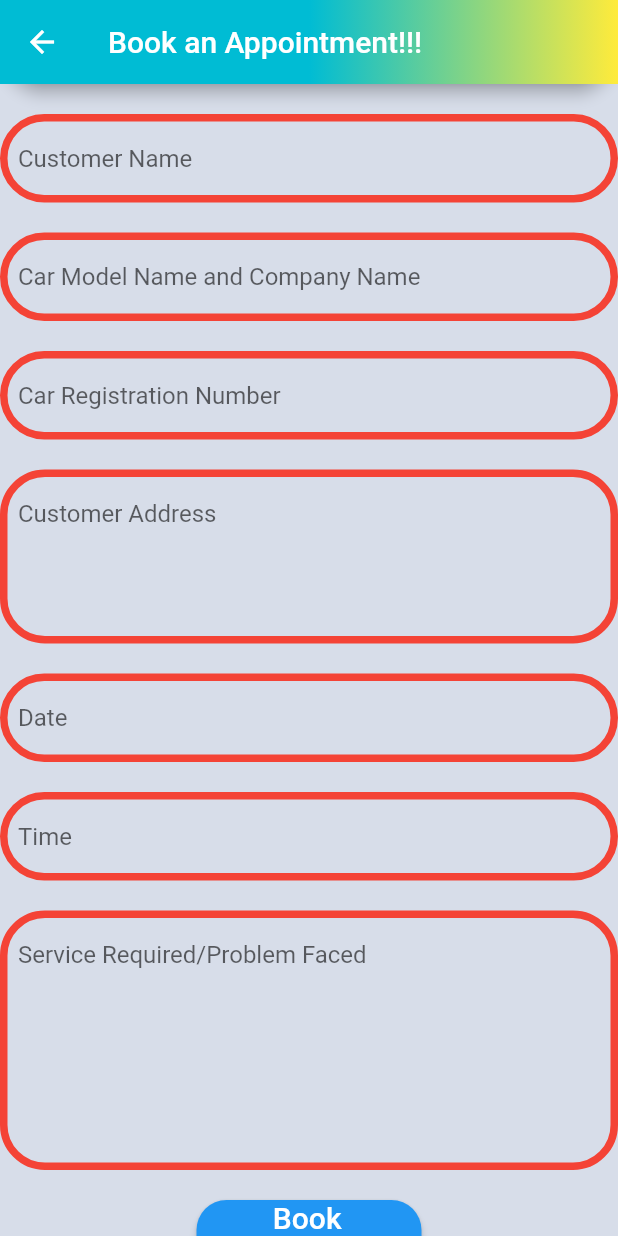
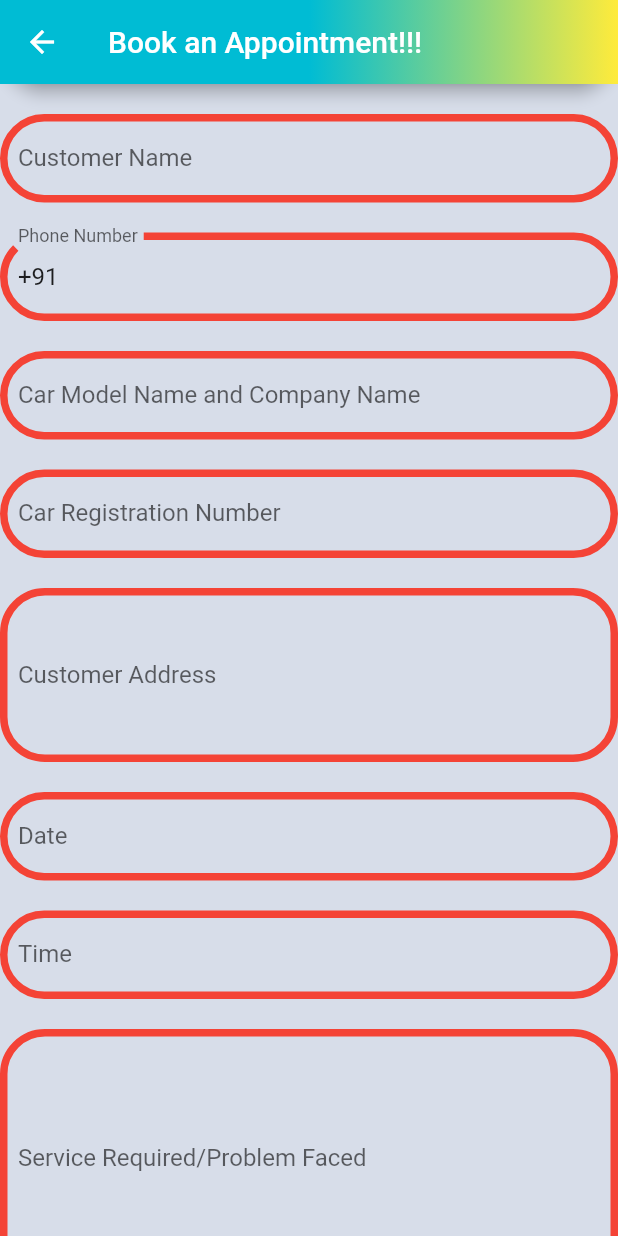
Before and after one commit to JiveshDhakate/firebase_database, a Flutter app: the HomePage screen opened directly, after a tap on the "add" icon, on a phone screen of 412 x 824 dp. Run offline on Flutter 3.47's test engine with Material 2 defaults, Android fonts, the phone set to English and light mode, and no system bars; our stand-ins replace cloud_firestore, firebase_core; accounts and stored records are empty; network calls fail.

Commit message:
Version 2.0

```diff
--- a/lib/add_contents.dart
+++ b/lib/add_contents.dart
@@ -14,6 +14,7 @@ class _AddContentsState extends State<AddContents> {
   final TextEditingController _serviceDetailsController = TextEditingController();
   final TextEditingController _inTimeController = TextEditingController();
   final TextEditingController _dateController = TextEditingController();
+  final TextEditingController _phoneController = TextEditingController(text: "+91");
 
   var name = "";
   var department = "";
@@ -22,6 +23,7 @@ class _AddContentsState extends State<AddContents> {
   var address = "";
   var inTime = "";
   var date = "";
+  var phoneNumber="";
   @override
   final _formKey = GlobalKey<FormState>();
   Widget build(BuildContext context) {
@@ -63,7 +65,33 @@ class _AddContentsState extends State<AddContents> {
                     borderSide: BorderSide(color: Colors.red, width: 5.0),
                     borderRadius: BorderRadius.circular(30.0),
                   ),
-                  hintText: 'Customer Name',
+                  hintText: 'Please Enter Customer Name',
+                  labelText: 'Customer Name',
+                ),
+                validator: (value) {
+                  if (value!.isEmpty) {
+                    return 'Please Enter Valid Information';
+                  }
+                  return null;
+                },
+              ),
+              const SizedBox(
+                height: 20,
+              ),
+              TextFormField(
+                controller: _phoneController,
+                keyboardType: TextInputType.number,
+                decoration:  InputDecoration(
+                  focusedBorder: OutlineInputBorder(
+                    borderSide: BorderSide(color: Colors.greenAccent, width: 5.0),
+                    borderRadius: BorderRadius.circular(30.0),
+                  ),
+                  enabledBorder: OutlineInputBorder(
+                    borderSide: BorderSide(color: Colors.red, width: 5.0),
+                    borderRadius: BorderRadius.circular(30.0),
+                  ),
+                  hintText: 'Phone Number',
+                  labelText: "Phone Number",
                 ),
                 validator: (value) {
                   if (value!.isEmpty) {
@@ -86,7 +114,8 @@ class _AddContentsState extends State<AddContents> {
                     borderSide: BorderSide(color: Colors.red, width: 5.0),
                     borderRadius: BorderRadius.circular(30.0),
                   ),
-                  hintText: 'Car Model Name and Company Name  ',
+                  hintText: 'Please Enter Car Model Name and Company Name  ',
+                  labelText: 'Car Model Name and Company Name  ',
                 ),
                 validator: (value) {
                   if (value!.isEmpty) {
@@ -109,7 +138,8 @@ class _AddContentsState extends State<AddContents> {
                     borderSide: BorderSide(color: Colors.red, width: 5.0),
                     borderRadius: BorderRadius.circular(30.0),
                   ),
-                  hintText: 'Car Registration Number',
+                  hintText: 'Please Enter Car Registration Number',
+                  labelText: 'Car Registration Number',
                 ),
                 validator: (value) {
                   if (value!.isEmpty) {
@@ -132,7 +162,8 @@ class _AddContentsState extends State<AddContents> {
                     borderSide: BorderSide(color: Colors.red, width: 5.0),
                     borderRadius: BorderRadius.circular(30.0),
                   ),
-                  hintText: 'Customer Address',
+                    hintText: 'Please Customer Address',
+                    labelText:'Customer Address'
                 ),
                 maxLines: 4,
                 validator: (value) {
@@ -157,7 +188,8 @@ class _AddContentsState extends State<AddContents> {
                     borderSide: BorderSide(color: Colors.red, width: 5.0),
                     borderRadius: BorderRadius.circular(30.0),
                   ),
-                  hintText: 'Date',
+                    hintText: 'Please Enter Date of Appointment',
+                    labelText: 'Date',
                 ),
                 validator: (value) {
                   if (value!.isEmpty) {
@@ -181,7 +213,8 @@ class _AddContentsState extends State<AddContents> {
                     borderSide: BorderSide(color: Colors.red, width: 5.0),
                     borderRadius: BorderRadius.circular(30.0),
                   ),
-                  hintText: 'Time',
+                  hintText: 'Please Enter Time of Dropping the Car',
+                  labelText: 'Time',
                 ),
                 validator: (value) {
                   if (value!.isEmpty) {
@@ -204,7 +237,8 @@ class _AddContentsState extends State<AddContents> {
                     borderSide: BorderSide(color: Colors.red, width: 5.0),
                     borderRadius: BorderRadius.circular(30.0),
                   ),
-                  hintText: 'Service Required/Problem Faced',
+                  hintText: 'Please Enter Service Required/Problem Faced',
+                  labelText: 'Service Required/Problem Faced',
                 ),
                 maxLines: 7,
                 validator: (value) {
@@ -214,6 +248,7 @@ class _AddContentsState extends State<AddContents> {
                   return null;
                 },
               ),
+
               const SizedBox(
                 height: 20,
               ),
@@ -234,6 +269,7 @@ class _AddContentsState extends State<AddContents> {
                     serviceDetails =_serviceDetailsController.text;
                     inTime=_inTimeController.text;
                     date=_dateController.text;
+                    phoneNumber=_phoneController.text;
                     if (_formKey.currentState!.validate()) {
                       await _addItem();
                       Navigator.of(context).pop();
@@ -251,8 +287,8 @@ class _AddContentsState extends State<AddContents> {
       ),
     );
   }
-  CollectionReference collegeInfo = FirebaseFirestore.instance.collection('CollegeInfo');
+  CollectionReference customerInfo = FirebaseFirestore.instance.collection('CustomerInfo');
   Future<void> _addItem() {
-    return collegeInfo.add({'name':name,'department':department,'regNo':regNo,'address':address,'serviceDetails':serviceDetails,'inTime':inTime,'date':date}).then((value) => print('User Added')).catchError((error)=> print('Failed Adding'));
+    return customerInfo.add({'name':name,'carModel':department,'regNo':regNo,'address':address,'serviceDetails':serviceDetails,'inTime':inTime,'date':date,'phoneNo':phoneNumber}).then((value) => print('User Added')).catchError((error)=> print('Failed Adding'));
   }
 }
--- a/lib/list_contents.dart
+++ b/lib/list_contents.dart
@@ -11,7 +11,7 @@ class ListContents extends StatefulWidget {
 
 class _ListContentsState extends State<ListContents> {
 
-  final Stream<QuerySnapshot> collegeInfoStream = FirebaseFirestore.instance.collection('CollegeInfo').snapshots();
+  final Stream<QuerySnapshot> collegeInfoStream = FirebaseFirestore.instance.collection('CustomerInfo').snapshots();
 
   @override
   Widget build(BuildContext context) {
@@ -89,11 +89,15 @@ class _ListContentsState extends State<ListContents> {
                                         children: [
                                           Padding(
                                             padding: const EdgeInsets.all(8.0),
-                                            child: Text(contentsDocs[i]['department'].toString(),style: const TextStyle(fontWeight: FontWeight.w600,fontSize: 30),),
+                                            child: Text(contentsDocs[i]['carModel'].toString(),style: const TextStyle(fontWeight: FontWeight.w600,fontSize: 30),),
                                           ),
                                           Padding(
                                             padding: const EdgeInsets.all(4.0),
                                             child: Text(contentsDocs[i]['name'],style: const TextStyle(fontWeight: FontWeight.w600,fontSize: 25),),
+                                          ),
+                                          Padding(
+                                            padding: const EdgeInsets.only(left:6.0,top:3.0 ),
+                                            child: Text(contentsDocs[i]['phoneNo'],style: const TextStyle(fontWeight: FontWeight.w600,fontSize: 19),),
                                           ),
 
                                           Padding(
@@ -102,7 +106,7 @@ class _ListContentsState extends State<ListContents> {
                                           ),
                                           Padding(
                                             padding: const EdgeInsets.only(left:6.0,top:3.0 ),
-                                            child: Text(contentsDocs[i]['address'].toString(),style: const TextStyle(fontWeight: FontWeight.w500,fontSize: 18),),
+                                            child: SizedBox( width:297.0,child: Text(contentsDocs[i]['address'].toString(),overflow: TextOverflow.fade,style: const TextStyle(fontWeight: FontWeight.w500,fontSize: 18),)),
                                           ),
                                           Padding(
                                             padding: const EdgeInsets.only(left:6.0,top:6.0 ),
@@ -114,7 +118,7 @@ class _ListContentsState extends State<ListContents> {
                                           ),
                                           Padding(
                                             padding: const EdgeInsets.only(left:6.0,top:3.0 ),
-                                            child: Text('Issue:'+contentsDocs[i]['serviceDetails'].toString(),maxLines:7,style: const TextStyle(fontWeight: FontWeight.w500,fontSize: 18),overflow: TextOverflow.fade,),
+                                            child: SizedBox(width:297.0,child: Text('Issue : '+contentsDocs[i]['serviceDetails'].toString(),overflow: TextOverflow.fade,maxLines:7,style: const TextStyle(fontWeight: FontWeight.w500,fontSize: 18),)),
                                           ),
                                         ],
 
@@ -139,9 +143,9 @@ class _ListContentsState extends State<ListContents> {
       );
   }
 
-  CollectionReference collegeInfo = FirebaseFirestore.instance.collection('CollegeInfo');
+  CollectionReference customerInfo = FirebaseFirestore.instance.collection('CustomerInfo');
   Future<void > _delete(id) {
-    return collegeInfo.doc(id).delete().then((value) => print('User Deleted')).catchError((error)=> print('Failed Delete'));
+    return customerInfo.doc(id).delete().then((value) => print('User Deleted')).catchError((error)=> print('Failed Delete'));
 
   }
 }
--- a/lib/main.dart
+++ b/lib/main.dart
@@ -21,7 +21,7 @@ class MyApp extends StatelessWidget {
       }
       if (snapshot.connectionState == ConnectionState.done){
         return MaterialApp(
-          title: 'Flutter Firestore Demo',
+          title: 'EasyService',
           theme: ThemeData(
             primarySwatch: Colors.blue,
           ),
--- a/pubspec.yaml
+++ b/pubspec.yaml
@@ -35,6 +35,7 @@ dependencies:
   cupertino_icons: ^1.0.2
   firebase_core: ^1.13.1
   cloud_firestore: ^3.1.10
+  firebase_auth: ^3.3.9
 
 dev_dependencies:
   flutter_test:
@@ -46,6 +47,9 @@ dev_dependencies:
   # package. See that file for information about deactivating specific lint
   # rules and activating additional ones.
   flutter_lints: ^1.0.0
+
+
+
 
 # For information on the generic Dart part of this file, see the
 # following page: https://dart.dev/tools/pub/pubspec
```
Also changed, not shown: lib/update_contents.dart (+60 -13 lines), lib/logo.png (added), pubspec.lock, 2 other files.
